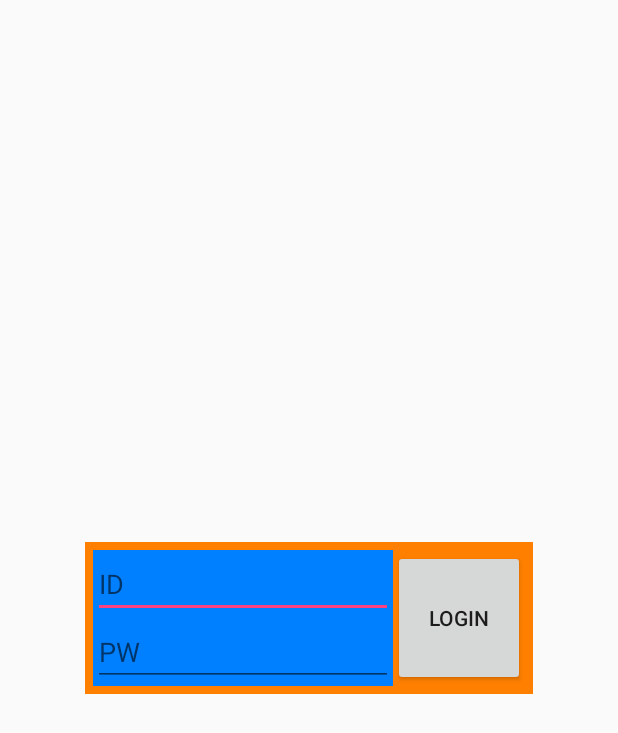
After one commit to holy1017/ExampleAndroid, an Android app: the layout login_layout.xml on its own in the app's theme, with its tools: preview values and no code run, on a phone screen of 412 x 824 dp. The commit adds this screen. Shown: the top 733 px of the screen. Run offline under Robolectric (Android 15) with nearby library versions, the phone set to English and light mode, and no system bars.

Commit message:
로그인 레이아웃 만들기

```diff
--- a/app/src/main/res/layout/content_main.xml
+++ b/app/src/main/res/layout/content_main.xml
@@ -146,6 +146,11 @@
             android:hint="텍스트 입력"
             android:textColorHint="@color/color주황색"
             />
+        <Button
+            android:layout_width="wrap_content"
+            android:layout_height="wrap_content"
+            android:text="내용~~~~~~~~~~"
+            />
     </LinearLayout>
 
 </RelativeLayout>
--- /dev/null
+++ b/app/src/main/res/layout/login_layout.xml
@@ -0,0 +1,33 @@
+<?xml version="1.0" encoding="utf-8"?>
+<LinearLayout
+    xmlns:android="http://schemas.android.com/apk/res/android"
+    android:layout_width="wrap_content"
+    android:layout_height="wrap_content"
+    android:layout_gravity="center"
+    android:padding="5dp"
+    android:background="@color/color주황색"
+    >
+    <LinearLayout
+        android:layout_width="200dp"
+        android:layout_height="wrap_content"
+        android:orientation="vertical"
+        android:background="@color/color파랑색1"
+        >
+        <EditText
+            android:layout_width="match_parent"
+            android:layout_height="wrap_content"
+            android:hint="@string/id"
+            />
+        <EditText
+            android:layout_width="match_parent"
+            android:layout_height="wrap_content"
+            android:hint="@string/pw"
+
+            />
+    </LinearLayout>
+    <Button
+        android:layout_width="wrap_content"
+        android:layout_height="match_parent"
+        android:text="@string/login"
+        />
+</LinearLayout>
--- a/app/src/main/res/values/strings.xml
+++ b/app/src/main/res/values/strings.xml
@@ -1,4 +1,7 @@
 <resources>
     <string name="app_name">Example</string>
     <string name="action_settings">Settings</string>
+    <string name="login">Login</string>
+    <string name="id">ID</string>
+    <string name="pw">PW</string>
 </resources>
```
